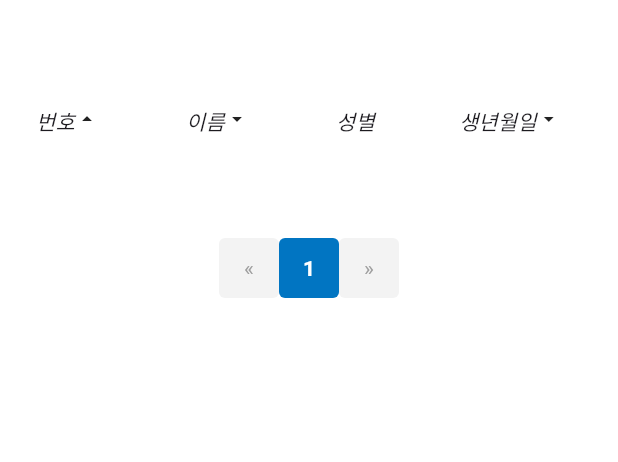
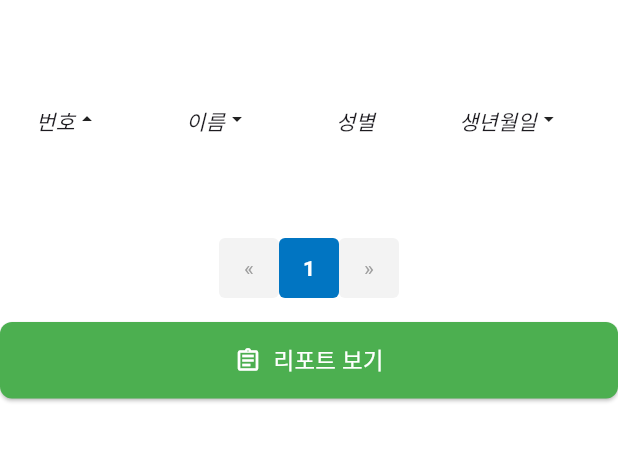
Before and after one commit to KU-BrainLab/oneclick_front, a Flutter app: the UsersPage screen opened by its route, on a phone screen of 412 x 824 dp, the part 233-695 px from its top. Run offline on Flutter 3.47's test engine with Material 3 defaults, Android fonts, the phone set to English and light mode, and no system bars; our stand-ins replace fl_chart, flutter_svg, go_router, hive, hive_flutter, pdf and 2 more; missing offline and left inert: dart:html; accounts and stored records are empty; network calls fail; Roboto replaces fonts that are missing (DotumBold).

Commit message:
feat: make hidden report navigation button visible
- Replace invisible white button with styled ElevatedButton.icon
- Green background, assignment icon, '리포트 보기' label

Co-Authored-By: Claude Sonnet 4.6 <noreply@anthropic.com>

```diff
--- a/lib/page/users_page.dart
+++ b/lib/page/users_page.dart
@@ -450,23 +450,26 @@ class _UsersPageState extends State<UsersPage> {
                         initData();
                       }),
 
-                      OutlinedButton(
-                        style: OutlinedButton.styleFrom(
+                      const SizedBox(height: 16),
+                      ElevatedButton.icon(
+                        style: ElevatedButton.styleFrom(
+                          backgroundColor: Colors.green,
+                          foregroundColor: Colors.white,
+                          padding: const EdgeInsets.symmetric(
+                              horizontal: 24, vertical: 14),
                           shape: RoundedRectangleBorder(
-                            borderRadius: BorderRadius.circular(0),
+                            borderRadius: BorderRadius.circular(8),
                           ),
-                          side: const BorderSide(width: 2, color: Colors.white),
-                          foregroundColor: Colors.white,
-                          backgroundColor: Colors.white,
-                          elevation: 10.0,
                         ),
                         onPressed: () {
                           context.go(UsersPageReport.route);
                         },
-                        child: const Text(
-                          "",
-                          style: TextStyle(color: Colors.white),
-                        )),
+                        icon: const Icon(Icons.assignment_outlined),
+                        label: const Text(
+                          '리포트 보기',
+                          style: TextStyle(fontSize: 15),
+                        ),
+                      ),
                 ],
               ),
             ),
```
